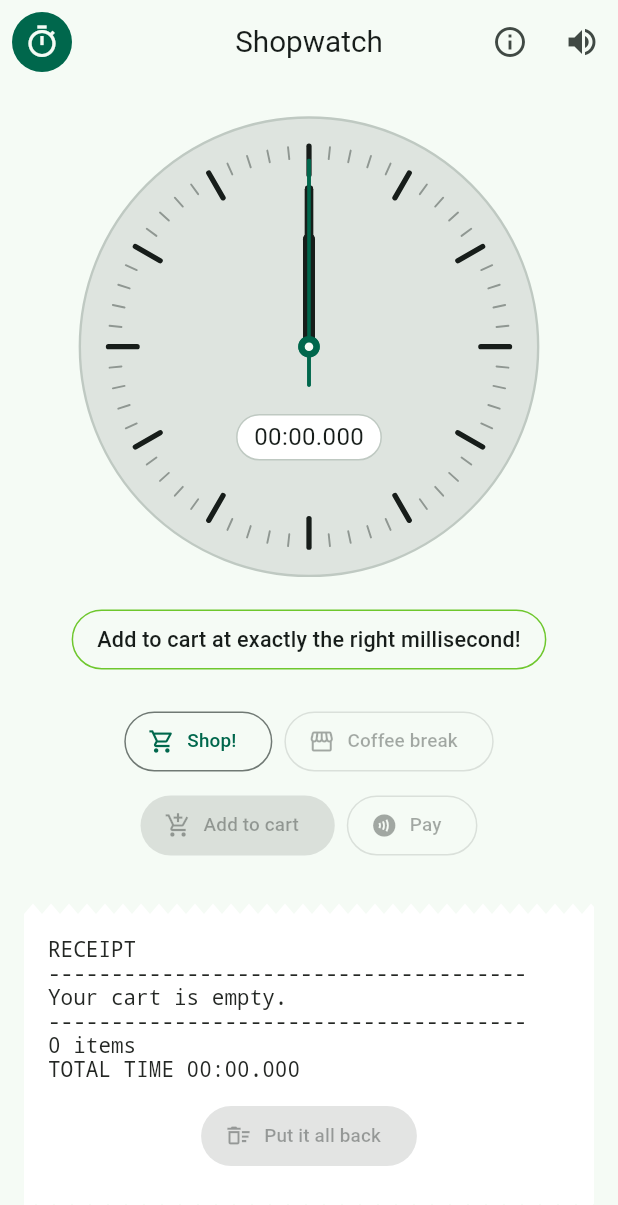
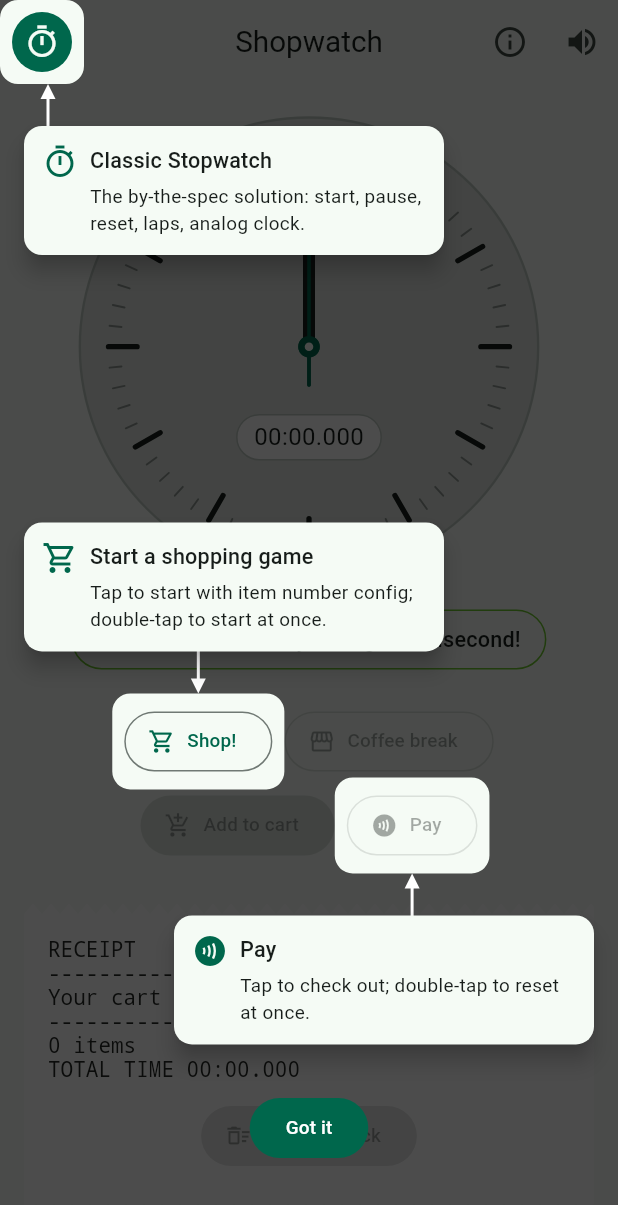
Before and after one commit to mj-homework/swatch, a Flutter app: the screen it shows after launch, on a phone screen of 412 x 824 dp. Shown: the top 1205 px of the screen. Run offline on Flutter 3.47's test engine with Material 3 defaults, Android fonts, the light colour scheme and no system bars; our stand-ins replace audioplayers, flutter_bloc.

Commit message:
implement hint overlay

```diff
--- a/lib/features/shopwatch/presentation/pages/shopwatch_page.dart
+++ b/lib/features/shopwatch/presentation/pages/shopwatch_page.dart
@@ -17,6 +17,7 @@ import 'package:swatch/features/shopwatch/domain/shopwatch_game_cubit.dart';
 import 'package:swatch/features/shopwatch/services/sound_player.dart';
 import 'package:swatch/features/shopwatch/shopwatch_dependencies.dart';
 import 'package:swatch/features/shopwatch/shopwatch_strings.dart';
+import 'package:swatch/features/shopwatch/presentation/widgets/hint_overlay.dart';
 import 'package:swatch/features/shopwatch/presentation/widgets/pos_terminal_sheet.dart';
 import 'package:swatch/features/shopwatch/presentation/widgets/receipt_list.dart';
 import 'package:swatch/features/shopwatch/presentation/widgets/shop_setup_sheet.dart';
@@ -37,7 +38,61 @@ class _ShopwatchPageState extends State<ShopwatchPage> {
   final _gameRound = ValueNotifier<GameRound?>(null);
   final _shopEnabled = ValueNotifier(true);
   final _controlsKey = GlobalKey<_ShopwatchControlsState>();
+  final _timerKey = GlobalKey();
+  OverlayEntry? _hintsEntry;
   bool _muted = false, _checkingOut = false;
+
+  @override
+  void initState() {
+    super.initState();
+    WidgetsBinding.instance.addPostFrameCallback((_) => unawaited(_autoShowHints()));
+  }
+
+  Future<void> _autoShowHints() async {
+    final seen = await widget.dependencies.hintsStore.isSeen();
+    if (!seen && mounted) _showHints();
+  }
+
+  void _showHints() {
+    if (_hintsEntry != null) return;
+    final entry = OverlayEntry(
+      builder: (_) => HintOverlay(
+        onDismiss: _dismissHints,
+        targets: [
+          HintTarget(
+            targetKey: _timerKey,
+            icon: Icons.timer_outlined,
+            title: ShopwatchStrings.classicHintTitle,
+            text: ShopwatchStrings.classicHintText,
+          ),
+          const HintTarget(
+            targetKey: ShopwatchKeys.start,
+            preferAbove: true,
+            icon: Icons.shopping_cart_outlined,
+            title: ShopwatchStrings.shopHintTitle,
+            text: ShopwatchStrings.shopHintText,
+          ),
+          const HintTarget(
+            targetKey: ShopwatchKeys.pay,
+            icon: Icons.contactless,
+            title: ShopwatchStrings.payHintTitle,
+            text: ShopwatchStrings.payHintText,
+          ),
+        ],
+      ),
+    );
+    Overlay.of(context).insert(entry);
+    setState(() => _hintsEntry = entry);
+  }
+
+  void _dismissHints() {
+    final entry = _hintsEntry;
+    if (entry == null) return;
+    entry.remove();
+    entry.dispose();
+    setState(() => _hintsEntry = null);
+    unawaited(widget.dependencies.hintsStore.markSeen());
+  }
 
   Future<bool> _pay(GameRound round) async {
     if (_checkingOut) {
@@ -67,6 +122,8 @@ class _ShopwatchPageState extends State<ShopwatchPage> {
 
   @override
   void dispose() {
+    _hintsEntry?.remove();
+    _hintsEntry?.dispose();
     _elapsed.dispose();
     _gameRound.dispose();
     _shopEnabled.dispose();
@@ -75,13 +132,23 @@ class _ShopwatchPageState extends State<ShopwatchPage> {
   }
 
   @override
-  Widget build(BuildContext context) => Scaffold(
+  Widget build(BuildContext context) => PopScope(
+        canPop: _hintsEntry == null,
+        onPopInvokedWithResult: (didPop, _) {
+          if (!didPop) _dismissHints();
+        },
+        child: _buildScaffold(context),
+      );
+
+  Widget _buildScaffold(BuildContext context) => Scaffold(
         appBar: AppBar(
             leading: Padding(
               padding: const EdgeInsets.all(8.0),
               child: ValueListenableBuilder<bool>(
                 valueListenable: _shopEnabled,
                 builder: (context, enabled, _) => IconButton.filled(
+                  key: _timerKey,
+                  tooltip: ShopwatchStrings.classicHintTitle,
                   onPressed: enabled ? () => Navigator.of(context).pushNamed(AppRoutes.stopwatch) : null,
                   style: IconButton.styleFrom(
                     foregroundColor: Theme.of(context).scaffoldBackgroundColor,
@@ -101,6 +168,16 @@ class _ShopwatchPageState extends State<ShopwatchPage> {
                         applicationName: 'Shopwatch',
                         applicationLegalese: 'Copyright 2026 Juhász Mátyás (gatsby82)\n'
                             'Licensed under the MIT License.',
+                        children: [
+                          const SizedBox(height: 32),
+                          FilledButton.icon(
+                              icon: const Icon(Icons.help_outline),
+                              onPressed: () {
+                                _showHints();
+                                Navigator.of(context).pop();
+                              },
+                              label: const Text('Show hints'))
+                        ],
                       ),
                   icon: const Icon(Icons.info_outline)),
               IconButton(
--- /dev/null
+++ b/lib/features/shopwatch/presentation/widgets/hint_overlay.dart
@@ -0,0 +1,296 @@
+// Copyright (c) 2026 Juhász Mátyás
+// SPDX-License-Identifier: MIT
+
+import 'dart:math';
+
+import 'package:flutter/foundation.dart';
+import 'package:flutter/material.dart';
+import 'package:flutter/scheduler.dart';
+import 'package:swatch/features/shopwatch/shopwatch_strings.dart';
+
+class HintTarget {
+  const HintTarget({
+    required this.targetKey,
+    required this.title,
+    required this.text,
+    this.icon,
+    this.preferAbove = false,
+  });
+
+  final Key targetKey;
+  final String title;
+  final String text;
+  final IconData? icon;
+  final bool preferAbove;
+
+  /// Render box of the widget carrying [targetKey], or null when it is not built.
+  /// Non-global keys (e.g. [ShopwatchKeys.start]) are found by walking the element tree.
+  RenderBox? findRenderBox() {
+    final key = targetKey;
+    if (key is GlobalKey) return key.currentContext?.findRenderObject() as RenderBox?;
+    RenderBox? result;
+    void visit(Element element) {
+      if (result != null) return;
+      if (element.widget.key == key) {
+        result = element.findRenderObject() as RenderBox?;
+        return;
+      }
+      element.visitChildren(visit);
+    }
+
+    WidgetsBinding.instance.rootElement?.visitChildren(visit);
+    return result;
+  }
+}
+
+class HintOverlay extends StatefulWidget {
+  const HintOverlay({super.key, required this.targets, required this.onDismiss});
+
+  final List<HintTarget> targets;
+  final VoidCallback onDismiss;
+
+  @override
+  State<HintOverlay> createState() => _HintOverlayState();
+}
+
+class _HintOverlayState extends State<HintOverlay> with WidgetsBindingObserver {
+  static const double _margin = 16;
+  static const double _gap = 28;
+  static const double _maxBubbleWidth = 280;
+
+  final _bubbleKeys = <int, GlobalKey>{};
+  Map<int, Rect> _rects = const {};
+  Map<int, Size> _sizes = const {};
+
+  @override
+  void initState() {
+    super.initState();
+    WidgetsBinding.instance.addObserver(this);
+    _scheduleMeasure();
+  }
+
+  @override
+  void didUpdateWidget(HintOverlay oldWidget) {
+    super.didUpdateWidget(oldWidget);
+    _scheduleMeasure();
+  }
+
+  @override
+  void didChangeMetrics() => _scheduleMeasure();
+
+  @override
+  void dispose() {
+    WidgetsBinding.instance.removeObserver(this);
+    super.dispose();
+  }
+
+  void _scheduleMeasure() {
+    SchedulerBinding.instance.addPostFrameCallback((_) {
+      if (!mounted) return;
+      final (rects, sizes) = _measure();
+      if (!mapEquals(rects, _rects) || !mapEquals(sizes, _sizes)) {
+        setState(() {
+          _rects = rects;
+          _sizes = sizes;
+        });
+        // Bubbles are only built after the targets are located, so measure again to get their sizes.
+        _scheduleMeasure();
+      }
+    });
+  }
+
+  (Map<int, Rect>, Map<int, Size>) _measure() {
+    final overlayBox = context.findRenderObject() as RenderBox?;
+    if (overlayBox == null || !overlayBox.attached || !overlayBox.hasSize) return (const {}, const {});
+    final screen = Offset.zero & overlayBox.size;
+    final rects = <int, Rect>{};
+    final sizes = <int, Size>{};
+    for (var i = 0; i < widget.targets.length; i++) {
+      final box = widget.targets[i].findRenderBox();
+      if (box == null || !box.attached || !box.hasSize) continue;
+      final rect = box.localToGlobal(Offset.zero, ancestor: overlayBox) & box.size;
+      if (!rect.overlaps(screen)) continue;
+      rects[i] = rect;
+      final bubble = _bubbleKeys[i]?.currentContext?.findRenderObject() as RenderBox?;
+      if (bubble != null && bubble.attached && bubble.hasSize) sizes[i] = bubble.size;
+    }
+    return (rects, sizes);
+  }
+
+  ({Rect rect, Offset from, Offset to}) _place(Rect target, Size size, Size screen, {bool preferAbove = false}) {
+    final spot = target.inflate(_SpotlightPainter.padding);
+    final fitsBelow = spot.bottom + _gap + size.height + _margin <= screen.height;
+    final fitsAbove = spot.top - _gap - size.height >= _margin;
+    final below = preferAbove ? !fitsAbove && fitsBelow : fitsBelow;
+    final left = spot.center.dx - size.width / 2;
+    final top = below ? spot.bottom + _gap : spot.top - _gap - size.height;
+    final rect = Rect.fromLTWH(
+      left.clamp(_margin, max(_margin, screen.width - _margin - size.width)),
+      top.clamp(_margin, max(_margin, screen.height - _margin - size.height)),
+      size.width,
+      size.height,
+    );
+    final x = spot.center.dx.clamp(rect.left + _margin, rect.right - _margin);
+    final toX = x.clamp(spot.left, spot.right);
+    return (
+      rect: rect,
+      from: Offset(x, below ? rect.top : rect.bottom),
+      to: Offset(toX, below ? spot.bottom : spot.top),
+    );
+  }
+
+  Widget _bubble(BuildContext context, int index, double width) {
+    final target = widget.targets[index];
+    final theme = Theme.of(context);
+    return Material(
+      key: _bubbleKeys.putIfAbsent(index, GlobalKey.new),
+      color: theme.colorScheme.surface,
+      elevation: 6,
+      borderRadius: BorderRadius.circular(12),
+      child: SizedBox(
+        width: width,
+        child: Padding(
+          padding: const EdgeInsets.all(12),
+          child: Row(
+            crossAxisAlignment: CrossAxisAlignment.start,
+            children: [
+              if (target.icon != null) ...[
+                Icon(target.icon, color: theme.colorScheme.primary),
+                const SizedBox(width: 8),
+              ],
+              Expanded(
+                child: Column(
+                  crossAxisAlignment: CrossAxisAlignment.start,
+                  mainAxisSize: MainAxisSize.min,
+                  children: [
+                    Text(target.title, style: theme.textTheme.titleMedium),
+                    const SizedBox(height: 4),
+                    Text(target.text, style: theme.textTheme.bodyMedium),
+                  ],
+                ),
+              ),
+            ],
+          ),
+        ),
+      ),
+    );
+  }
+
+  @override
+  Widget build(BuildContext context) => Semantics(
+        container: true,
+        label: '${ShopwatchStrings.hintsLabel}: ${widget.targets.map((t) => '${t.title}. ${t.text}').join(' ')}',
+        child: Material(
+          key: ShopwatchKeys.hintsOverlay,
+          type: MaterialType.transparency,
+          child: LayoutBuilder(
+            builder: (context, constraints) {
+              final screen = constraints.biggest;
+              final width = min(_maxBubbleWidth, screen.width - 2 * _margin);
+              final arrows = <(Offset, Offset)>[];
+              final bubbles = <Widget>[];
+              var measured = true;
+              for (final entry in _rects.entries) {
+                final size = _sizes[entry.key];
+                if (size == null) measured = false;
+                final placed = _place(
+                  entry.value,
+                  size ?? Size(width, 0),
+                  screen,
+                  preferAbove: widget.targets[entry.key].preferAbove,
+                );
+                if (size != null) arrows.add((placed.from, placed.to));
+                bubbles.add(Positioned(
+                  left: placed.rect.left,
+                  top: placed.rect.top,
+                  child: _bubble(context, entry.key, width),
+                ));
+              }
+              return GestureDetector(
+                behavior: HitTestBehavior.opaque,
+                onTap: widget.onDismiss,
+                child: Stack(
+                  fit: StackFit.expand,
+                  children: [
+                    ExcludeSemantics(
+                      child: CustomPaint(
+                        painter: _SpotlightPainter(_rects.values.toList(), measured ? arrows : const []),
+                      ),
+                    ),
+                    ExcludeSemantics(
+                      child: Opacity(opacity: measured ? 1 : 0, child: Stack(children: bubbles)),
+                    ),
+                    SafeArea(
+                      minimum: const EdgeInsets.all(_margin),
+                      child: Column(
+                        mainAxisAlignment: MainAxisAlignment.end,
+                        children: [
+                          Align(
+                            alignment: Alignment.bottomCenter,
+                            child: FilledButton(
+                              key: ShopwatchKeys.hintsGotIt,
+                              onPressed: widget.onDismiss,
+                              child: const Text(ShopwatchStrings.gotIt),
+                            ),
+                          ),
+                          const SizedBox(height: 32,)
+                        ],
+                      ),
+                    ),
+                  ],
+                ),
+              );
+            },
+          ),
+        ),
+      );
+}
+
+class _SpotlightPainter extends CustomPainter {
+  _SpotlightPainter(this.rects, this.arrows);
+
+  static const double padding = 8;
+  static const double radius = 12;
+  static const double _headLength = 10;
+
+  final List<Rect> rects;
+  final List<(Offset, Offset)> arrows;
+
+  @override
+  void paint(Canvas canvas, Size size) {
+    final path = Path()
+      ..fillType = PathFillType.evenOdd
+      ..addRect(Offset.zero & size);
+    for (final rect in rects) {
+      path.addRRect(RRect.fromRectAndRadius(rect.inflate(padding), const Radius.circular(radius)));
+    }
+    canvas.drawPath(path, Paint()..color = Colors.black.withValues(alpha: 0.7));
+
+    final line = Paint()
+      ..color = Colors.white
+      ..strokeWidth = 2
+      ..strokeCap = StrokeCap.round
+      ..style = PaintingStyle.stroke;
+    final head = Paint()..color = Colors.white;
+    for (final (from, to) in arrows) {
+      final delta = to - from;
+      if (delta.distance == 0) continue;
+      final dir = delta / delta.distance;
+      final normal = Offset(-dir.dy, dir.dx);
+      final base = to - dir * _headLength;
+      canvas.drawLine(from, base, line);
+      canvas.drawPath(
+        Path()
+          ..moveTo(to.dx, to.dy)
+          ..lineTo(base.dx + normal.dx * _headLength / 2, base.dy + normal.dy * _headLength / 2)
+          ..lineTo(base.dx - normal.dx * _headLength / 2, base.dy - normal.dy * _headLength / 2)
+          ..close(),
+        head,
+      );
+    }
+  }
+
+  @override
+  bool shouldRepaint(_SpotlightPainter oldDelegate) =>
+      !listEquals(oldDelegate.rects, rects) || !listEquals(oldDelegate.arrows, arrows);
+}
--- /dev/null
+++ b/lib/features/shopwatch/services/hints_seen_store.dart
@@ -0,0 +1,19 @@
+// Copyright (c) 2026 Juhász Mátyás
+// SPDX-License-Identifier: MIT
+
+abstract interface class HintsSeenStore {
+  Future<bool> isSeen();
+  Future<void> markSeen();
+}
+
+class InMemoryHintsSeenStore implements HintsSeenStore {
+  bool _seen = false;
+
+  @override
+  Future<bool> isSeen() async => _seen;
+
+  @override
+  Future<void> markSeen() async {
+    _seen = true;
+  }
+}
--- a/lib/features/shopwatch/shopwatch_dependencies.dart
+++ b/lib/features/shopwatch/shopwatch_dependencies.dart
@@ -7,6 +7,7 @@ import 'dart:math';
 import 'package:flutter/services.dart';
 import 'package:swatch/core/stopwatch/time_source.dart';
 import 'package:swatch/features/shopwatch/domain/game_config.dart';
+import 'package:swatch/features/shopwatch/services/hints_seen_store.dart';
 import 'package:swatch/features/shopwatch/services/sound_player.dart';
 
 /// App-scoped services; pages own the sound players produced by the factory.
@@ -16,15 +17,18 @@ class ShopwatchDependencies {
       Random? random,
       GameConfig? config,
       SoundPlayer Function()? soundFactory,
+      HintsSeenStore? hintsStore,
       Future<void> Function()? haptic})
       : random = random ?? Random(),
         config = config ?? GameConfig(),
         soundFactory = soundFactory ?? CheckoutSoundPlayer.new,
+        hintsStore = hintsStore ?? InMemoryHintsSeenStore(),
         haptic = haptic ?? HapticFeedback.mediumImpact;
   final TimeSource? timeSource;
   final Random random;
   final GameConfig config;
   final SoundPlayer Function() soundFactory;
+  final HintsSeenStore hintsStore;
   final Future<void> Function() haptic;
   int _sequence = 0;
   String newRoundId() => '${DateTime.now().microsecondsSinceEpoch}_${_sequence++}_${random.nextInt(1 << 32)}';
--- a/lib/features/shopwatch/shopwatch_strings.dart
+++ b/lib/features/shopwatch/shopwatch_strings.dart
@@ -15,6 +15,15 @@ abstract final class ShopwatchStrings {
   static const empty = 'Your cart is empty.';
   static const approved = 'Payment approved ✓';
   static const finePrint = 'No money was harmed in this transaction.';
+  static const gotIt = 'Got it';
+  static const showHints = 'Show hints';
+  static const hintsLabel = 'Hints';
+  static const classicHintTitle = 'Classic Stopwatch';
+  static const classicHintText = 'The by-the-spec solution: start, pause, reset, laps, analog clock.';
+  static const shopHintTitle = 'Start a shopping game';
+  static const shopHintText = 'Tap to start with item number config; double-tap to start at once.';
+  static const payHintTitle = 'Pay';
+  static const payHintText = 'Tap to check out; double-tap to reset at once.';
   static String mood(Duration elapsed, bool paused) {
     if (paused) return 'Coffee break. Back in a minute.';
     if (elapsed.inMinutes < 1) return 'Just browsing…';
@@ -48,4 +57,6 @@ abstract final class ShopwatchKeys {
   static const continueShopping = ValueKey('shop-continue-shopping');
   static const confirmPay = ValueKey('shop-confirm-pay');
   static const dismiss = ValueKey('shop-dismiss');
+  static const hintsOverlay = ValueKey('shop-hints-overlay');
+  static const hintsGotIt = ValueKey('shop-hints-got-it');
 }
```
Also changed, not shown: 4 other files.
